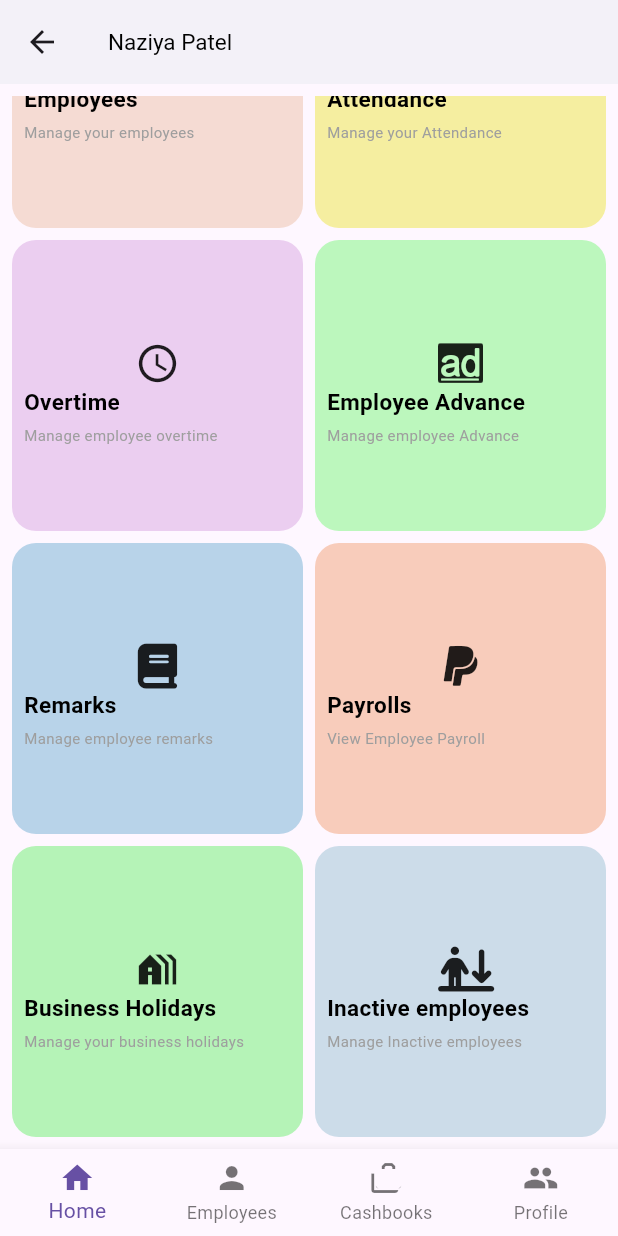
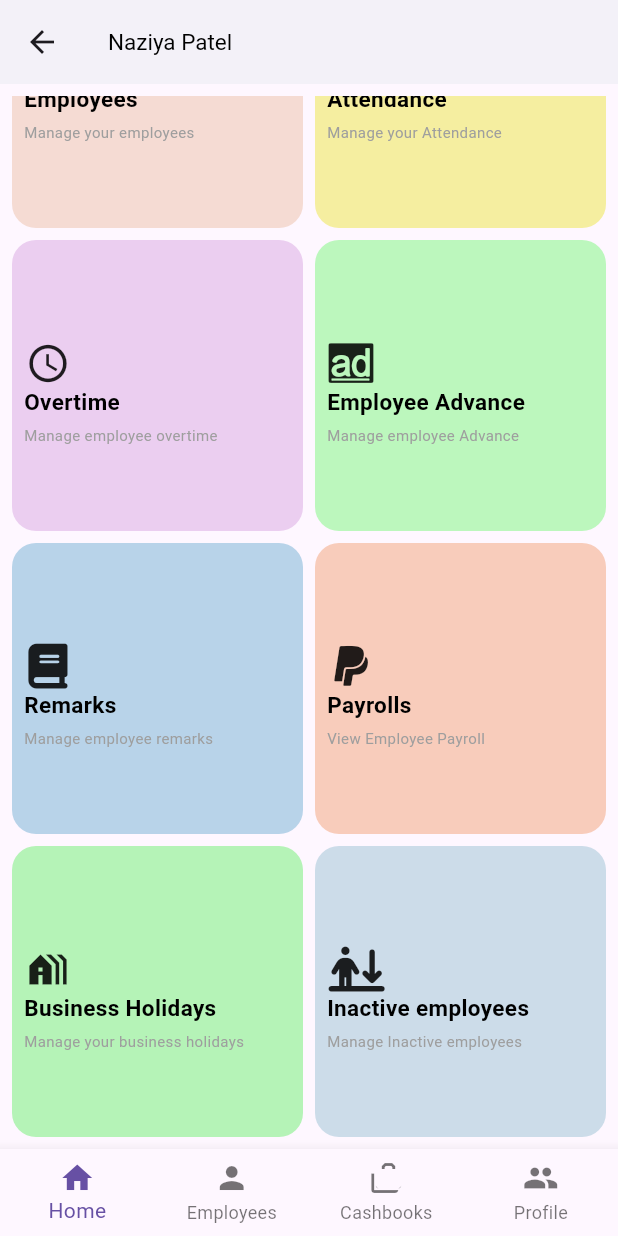
Before and after one commit to code-with-naz/Workforce-Management-Application, a Flutter app: the Home screen opened by its route, scrolled down 106 dp, on a phone screen of 412 x 824 dp. Run offline on Flutter 3.47's test engine with Material 3 defaults, Android fonts, the phone set to English and light mode, and no system bars; our stand-ins replace flutter_secure_storage, font_awesome_flutter, table_calendar; accounts and stored records are empty; network calls fail.

Commit message:
IP Address change

```diff
--- a/ecom_express/lib/attendance.dart
+++ b/ecom_express/lib/attendance.dart
@@ -82,7 +82,7 @@ class _AttendanceState extends State<Attendance> {
 
     try {
       final response = await http.post(
-        Uri.parse('http://192.168.1.121:3000/api/markAttendance'), // Adjust with your backend API
+        Uri.parse('http://192.168.1.132/api/markAttendance'), // Adjust with your backend API
         headers: {
           'Content-Type': 'application/json; charset=UTF-8',
         },
--- a/ecom_express/lib/config.dart
+++ b/ecom_express/lib/config.dart
@@ -1,5 +1,5 @@
 //import 'package:ecom_express/attendance.dart';
-final url = 'http://192.168.43.38:3000/';
+final url = 'http://192.168.1.132:3000/';
 final registration = url + "registration";
 final login = url +  "login" ;
 final employee = url + "api/employee/add";
--- a/ecom_express/lib/home.dart
+++ b/ecom_express/lib/home.dart
@@ -227,7 +227,8 @@ class _HomeState extends State<Home> {
           mainAxisAlignment: MainAxisAlignment.center,
           children: [
             const SizedBox(height: 10),
-            Center(
+             Padding(
+              padding: const EdgeInsets.symmetric(horizontal: 9.0),
               child: Icon(icon, size: 30),
             ),
             Padding(
```
